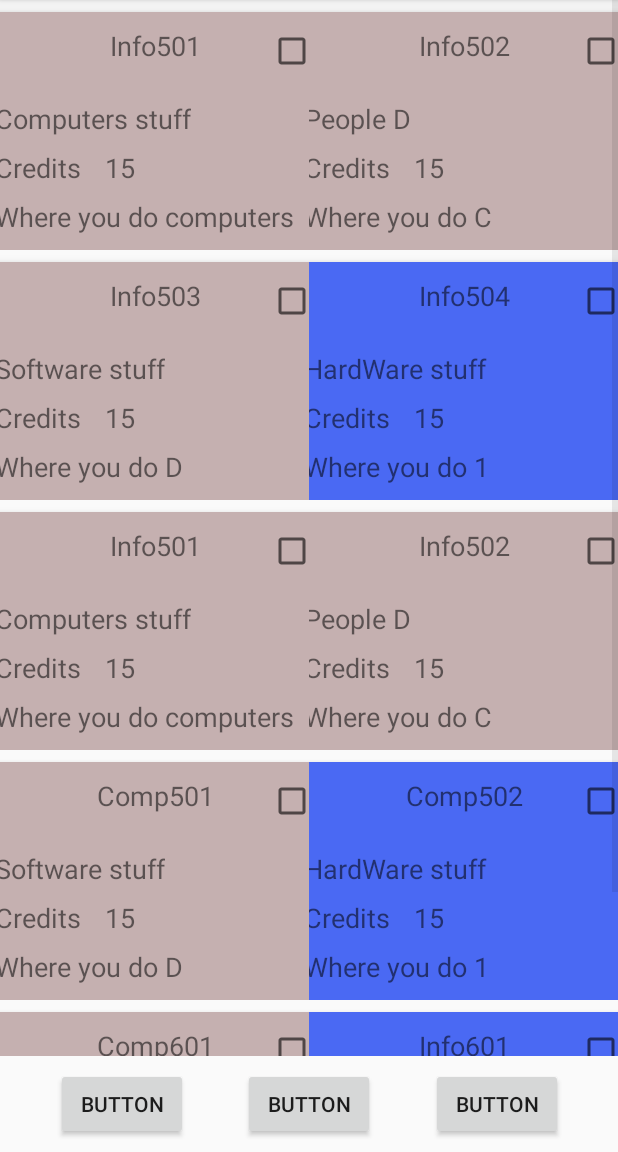
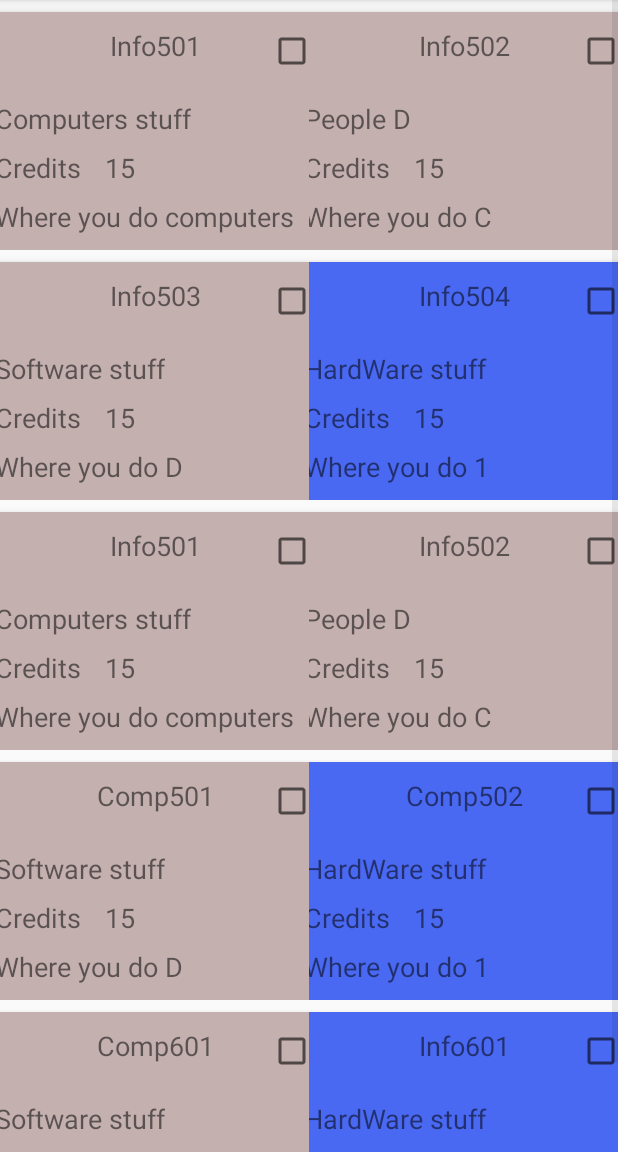
Before and after one commit to BenjaminAtkins/ModulesView, an Android app: the ViewModulesActivity screen opened directly, with no data from a screen before it, after a tap on "Info501", on a phone screen of 412 x 824 dp, the part 84-1236 px from its top. Run offline under Robolectric (Android 15) with nearby library versions, the phone set to English and light mode, and no system bars.

Commit message:
EditModlies

```diff
--- a/app/src/main/java/com/example/modulesview/EditModulesActivity.java
+++ b/app/src/main/java/com/example/modulesview/EditModulesActivity.java
@@ -5,6 +5,8 @@ import android.os.Bundle;
 import android.support.v7.widget.DefaultItemAnimator;
 import android.support.v7.widget.GridLayoutManager;
 import android.support.v7.widget.RecyclerView;
+import android.view.View;
+import android.widget.EditText;
 
 import java.util.ArrayList;
 
@@ -29,4 +31,17 @@ public class EditModulesActivity extends AppCompatActivity {
 
         erecyclerView.setAdapter(editadapter);
     }
+    public void EditCardClicked(View view){
+        EditText M_Level  =view.findViewById(R.id.LevelEdit);
+        EditText M_Stream =view.findViewById(R.id.StreamEdit);
+        if(M_Level.getVisibility()==View.GONE){
+            M_Level.setVisibility(View.VISIBLE);
+            M_Stream.setVisibility(View.VISIBLE);
+            editadapter.notifyDataSetChanged();
+        }
+        else{
+            M_Level.setVisibility(View.GONE);
+            M_Stream.setVisibility(View.GONE);
+        }
+    }
 }
--- a/app/src/main/java/com/example/modulesview/testmeenu.java
+++ b/app/src/main/java/com/example/modulesview/testmeenu.java
@@ -20,7 +20,6 @@ public class testmeenu extends AppCompatActivity {
     }
     public void StartView(View view){
         Intent i = new Intent(this, ViewModulesActivity.class);
-        //i.putParcelableArrayListExtra("Modules",getMoudles());
         this.startActivity(i);
     }
     public void StartEdit(View view){
@@ -29,7 +28,6 @@ public class testmeenu extends AppCompatActivity {
     }
     public static ArrayList<Module> getMoudles(){
         ArrayList<Module> Modules= new ArrayList<>();
-        Modules.add(h1);
         Module a=new Module(1,"Info501","Computers stuff","Where you do computers","Level 9","15","BOy","1",false);
         Modules.add(a);
         Module b=new Module(2,"Info502","People D","Where you do C","Level 5","15","Core","1",false);
--- a/app/src/main/java/com/example/modulesview/view_modules/ViewModulesActivity.java
+++ b/app/src/main/java/com/example/modulesview/view_modules/ViewModulesActivity.java
@@ -5,6 +5,7 @@ import android.os.Bundle;
 import android.support.v7.widget.DefaultItemAnimator;
 import android.support.v7.widget.GridLayoutManager;
 import android.support.v7.widget.RecyclerView;
+import android.util.Log;
 import android.view.View;
 import android.widget.TextView;
 
@@ -42,7 +43,10 @@ public class ViewModulesActivity extends AppCompatActivity {
     public void CardClicked(View view){
         TextView M_Level=view.findViewById(R.id.LevelText);
         TextView M_Stream =view.findViewById(R.id.StreamText);
+        TextView M_Code=view.findViewById(R.id.MoudleCodeText);
+        Log.d("DebugTest","CardClicked"+M_Code.getText());
         if(M_Level.getVisibility()==View.GONE){
+            Log.d("DebugTest","CardClicked"+M_Code.getText());
             M_Level.setVisibility(View.VISIBLE);
             M_Stream.setVisibility(View.VISIBLE);
             adapter.notifyDataSetChanged();
--- a/app/src/main/res/layout/module_edit_layout.xml
+++ b/app/src/main/res/layout/module_edit_layout.xml
@@ -20,7 +20,8 @@
         <android.support.constraint.ConstraintLayout
             android:id="@+id/cardlayoutedit"
             android:layout_width="match_parent"
-            android:layout_height="wrap_content">
+            android:layout_height="wrap_content"
+            android:onClick="EditCardClicked">
 
             <EditText
                 android:id="@+id/CodeEdit"
--- a/app/src/main/res/layout/module_view_layout.xml
+++ b/app/src/main/res/layout/module_view_layout.xml
@@ -98,7 +98,7 @@
                 android:textSize="18sp"
                 android:visibility="gone"
                 app:layout_constraintStart_toStartOf="parent"
-                app:layout_constraintTop_toBottomOf="@+id/descriptionText" />
+                app:layout_constraintTop_toBottomOf="@+id/M_CreditLevelText" />
 
             <TextView
                 android:id="@+id/descriptionText"
@@ -110,7 +110,7 @@
                 android:text="Descrption"
                 android:textSize="18sp"
                 app:layout_constraintStart_toStartOf="parent"
-                app:layout_constraintTop_toBottomOf="@+id/CreditsText" />
+                app:layout_constraintTop_toBottomOf="@+id/StreamText" />
 
             <CheckBox
                 android:id="@+id/checkBox"
--- a/app/src/main/res/layout/viewmodules_activity.xml
+++ b/app/src/main/res/layout/viewmodules_activity.xml
@@ -10,47 +10,9 @@
     <android.support.v7.widget.RecyclerView
         android:id="@+id/R_View_View"
         android:layout_width="match_parent"
-        android:layout_height="0dp"
-        android:layout_marginBottom="8dp"
+        android:layout_height="match_parent"
         android:scrollbars="vertical"
-        app:layout_constraintBottom_toTopOf="@+id/button"
         app:layout_constraintTop_toTopOf="parent" />
-
-    <Button
-        android:id="@+id/button"
-        android:layout_width="wrap_content"
-        android:layout_height="wrap_content"
-        android:layout_marginStart="8dp"
-        android:layout_marginEnd="8dp"
-        android:layout_marginBottom="8dp"
-        android:text="Button"
-        app:layout_constraintBottom_toBottomOf="parent"
-        app:layout_constraintEnd_toEndOf="parent"
-        app:layout_constraintStart_toStartOf="parent" />
-
-    <Button
-        android:id="@+id/button2"
-        android:layout_width="wrap_content"
-        android:layout_height="wrap_content"
-        android:layout_marginStart="8dp"
-        android:layout_marginEnd="8dp"
-        android:layout_marginBottom="8dp"
-        android:text="Button"
-        app:layout_constraintBottom_toBottomOf="parent"
-        app:layout_constraintEnd_toStartOf="@+id/button"
-        app:layout_constraintStart_toStartOf="parent" />
-
-    <Button
-        android:id="@+id/button3"
-        android:layout_width="wrap_content"
-        android:layout_height="wrap_content"
-        android:layout_marginStart="8dp"
-        android:layout_marginEnd="8dp"
-        android:layout_marginBottom="8dp"
-        android:text="Button"
-        app:layout_constraintBottom_toBottomOf="parent"
-        app:layout_constraintEnd_toEndOf="parent"
-        app:layout_constraintStart_toEndOf="@+id/button" />
 
 
 </android.support.constraint.ConstraintLayout>
```
